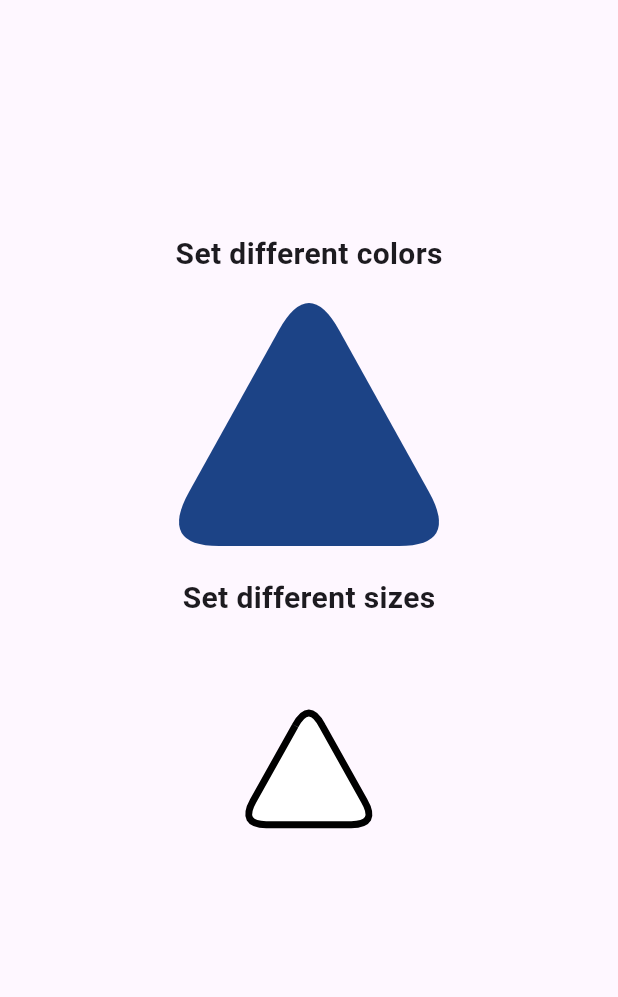
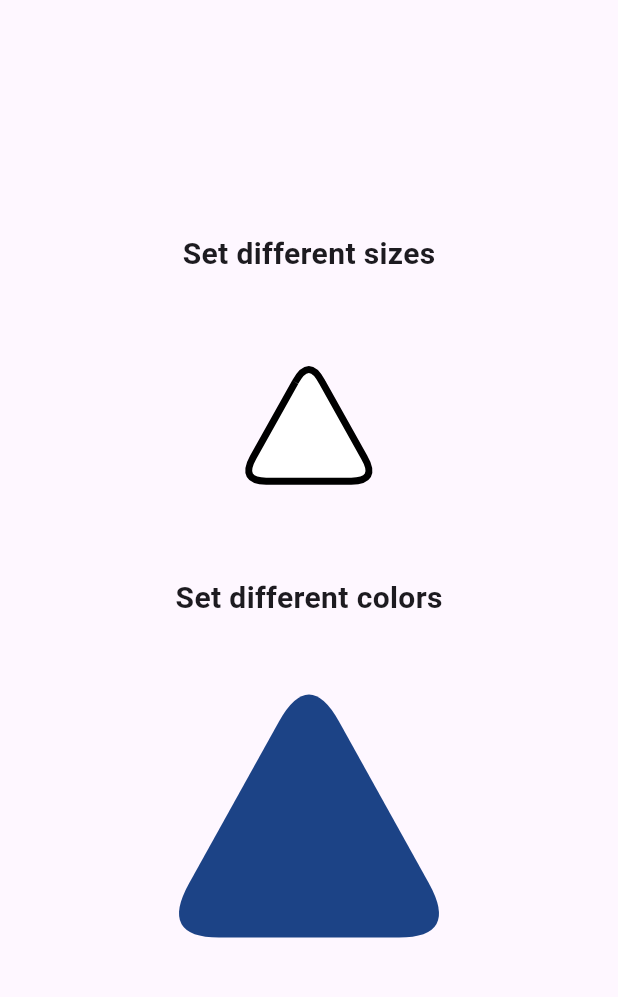
Before and after one commit to amandakauppinen/RoundedTriangle, a Flutter app: the screen it shows after launch, on a phone screen of 412 x 824 dp, the part 84-1081 px from its top. Run offline on Flutter 3.47's test engine with Material 3 defaults, Android fonts, the phone set to English and light mode, and no system bars.

Commit message:
Reordered example triangles

```diff
--- a/example/lib/main.dart
+++ b/example/lib/main.dart
@@ -74,24 +74,28 @@ class _MyHomePageState extends State<MyHomePage> {
           child: Column(
         mainAxisAlignment: MainAxisAlignment.center,
         children: [
+          const Padding(padding: EdgeInsets.symmetric(vertical: 16)),
+          Text('Set different sizes', style: _textStyle),
+          Flexible(
+              child: SizedBox(
+                  height: _triangleMaxSize,
+                  width: _triangleMaxSize,
+                  child: RoundedTriangle(
+                    fillColor: Colors.white,
+                    borderColor: Colors.black,
+                    iconSize: _triangleSize,
+                  ))),
           Text('Set different colors', style: _textStyle),
-          SizedBox(
+          const Padding(padding: EdgeInsets.symmetric(vertical: 16)),
+          Flexible(
+              child: SizedBox(
                   height: _triangleMaxSize,
                   width: _triangleMaxSize,
                   child: RoundedTriangle(
                     fillColor: _fillColor,
                     borderColor: _borderColor,
                     iconSize: _triangleMaxSize,
-              )),
-          Text('Set different sizes', style: _textStyle),
-          SizedBox(
-              height: _triangleMaxSize,
-              width: _triangleMaxSize,
-              child: RoundedTriangle(
-                fillColor: Colors.white,
-                borderColor: Colors.black,
-                iconSize: _triangleSize,
-              )),
+                  ))),
         ],
       )),
     );
```
Lines whose indentation alone changed are shown as unchanged.
